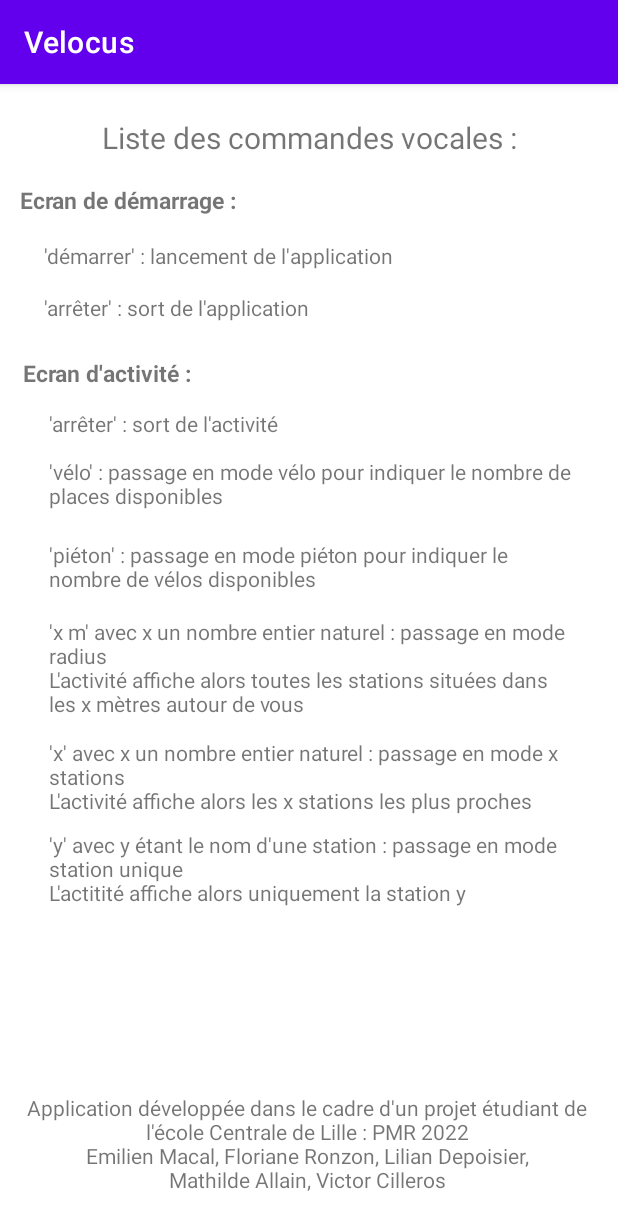
After one commit to VictorCilleros/PMR_Velocus, an Android app: the Settings screen opened directly, with no data from a screen before it, on a phone screen of 412 x 824 dp. The commit adds this screen. Shown: the top 1230 px of the screen. Run offline under Robolectric (Android 15) with nearby library versions, the phone set to English and light mode, and no system bars; network calls fail.

Commit message:
écran d'acceuil + aide commande vocale

```diff
--- /dev/null
+++ b/app/src/main/java/com/velocus/Settings.kt
@@ -0,0 +1,11 @@
+package com.velocus
+
+import androidx.appcompat.app.AppCompatActivity
+import android.os.Bundle
+
+class Settings : AppCompatActivity() {
+    override fun onCreate(savedInstanceState: Bundle?) {
+        super.onCreate(savedInstanceState)
+        setContentView(R.layout.activity_settings)
+    }
+}
--- /dev/null
+++ b/app/src/main/res/layout/activity_settings.xml
@@ -0,0 +1,158 @@
+<?xml version="1.0" encoding="utf-8"?>
+<androidx.constraintlayout.widget.ConstraintLayout xmlns:android="http://schemas.android.com/apk/res/android"
+    xmlns:app="http://schemas.android.com/apk/res-auto"
+    xmlns:tools="http://schemas.android.com/tools"
+    android:layout_width="match_parent"
+    android:layout_height="match_parent"
+    tools:context=".Settings">
+
+    <TextView
+        android:id="@+id/t"
+        android:layout_width="wrap_content"
+        android:layout_height="wrap_content"
+        android:textSize="20dp"
+        android:text="Liste des commandes vocales :"
+        app:layout_constraintBottom_toBottomOf="parent"
+        app:layout_constraintEnd_toEndOf="parent"
+        app:layout_constraintStart_toStartOf="parent"
+        app:layout_constraintTop_toTopOf="parent"
+        app:layout_constraintVertical_bias="0.03" />
+
+    <TextView
+        android:id="@+id/E"
+        android:layout_width="wrap_content"
+        android:layout_height="wrap_content"
+        android:textSize="15dp"
+        android:textStyle="bold"
+        android:text="Ecran de démarrage :"
+        app:layout_constraintBottom_toBottomOf="parent"
+        app:layout_constraintEnd_toEndOf="parent"
+        app:layout_constraintHorizontal_bias="0.05"
+        app:layout_constraintStart_toStartOf="parent"
+        app:layout_constraintTop_toBottomOf="@+id/t"
+        app:layout_constraintVertical_bias="0.025" />
+
+    <TextView
+        android:id="@+id/textView4"
+        android:layout_width="wrap_content"
+        android:layout_height="wrap_content"
+        android:text="'démarrer' : lancement de l'application"
+        app:layout_constraintBottom_toBottomOf="parent"
+        app:layout_constraintEnd_toEndOf="parent"
+        app:layout_constraintHorizontal_bias="0.164"
+        app:layout_constraintStart_toStartOf="parent"
+        app:layout_constraintTop_toBottomOf="@+id/E"
+        app:layout_constraintVertical_bias="0.025" />
+
+    <TextView
+        android:id="@+id/textView5"
+        android:layout_width="wrap_content"
+        android:layout_height="wrap_content"
+        android:text="'arrêter' : sort de l'application"
+        app:layout_constraintBottom_toBottomOf="parent"
+        app:layout_constraintEnd_toEndOf="parent"
+        app:layout_constraintHorizontal_bias="0.125"
+        app:layout_constraintStart_toStartOf="parent"
+        app:layout_constraintTop_toBottomOf="@+id/textView4"
+        app:layout_constraintVertical_bias="0.025" />
+
+    <TextView
+        android:id="@+id/textView6"
+        android:layout_width="wrap_content"
+        android:layout_height="wrap_content"
+        android:textSize="15dp"
+        android:textStyle="bold"
+        android:text="Ecran d'activité :"
+        app:layout_constraintBottom_toBottomOf="parent"
+        app:layout_constraintEnd_toEndOf="parent"
+        app:layout_constraintHorizontal_bias="0.05"
+        app:layout_constraintStart_toStartOf="parent"
+        app:layout_constraintTop_toBottomOf="@+id/textView5"
+        app:layout_constraintVertical_bias="0.04" />
+
+    <TextView
+        android:id="@+id/textView7"
+        android:layout_width="wrap_content"
+        android:layout_height="wrap_content"
+        android:text="'arrêter' : sort de l'activité"
+        app:layout_constraintBottom_toBottomOf="parent"
+        app:layout_constraintEnd_toEndOf="parent"
+        app:layout_constraintHorizontal_bias="0.125"
+        app:layout_constraintStart_toStartOf="parent"
+        app:layout_constraintTop_toBottomOf="@+id/textView6"
+        app:layout_constraintVertical_bias="0.025" />
+
+    <TextView
+        android:id="@+id/textView8"
+        android:layout_width="350dp"
+        android:layout_height="wrap_content"
+        android:text="'vélo' : passage en mode vélo pour indiquer le nombre de places disponibles"
+        app:layout_constraintBottom_toBottomOf="parent"
+        app:layout_constraintEnd_toEndOf="parent"
+        app:layout_constraintHorizontal_bias="0.524"
+        app:layout_constraintStart_toStartOf="parent"
+        app:layout_constraintTop_toBottomOf="@+id/textView7"
+        app:layout_constraintVertical_bias="0.025" />
+
+    <TextView
+        android:id="@+id/textView9"
+        android:layout_width="350dp"
+        android:layout_height="wrap_content"
+        android:text="'piéton' : passage en mode piéton pour indiquer le nombre de vélos disponibles"
+        app:layout_constraintBottom_toBottomOf="parent"
+        app:layout_constraintEnd_toEndOf="parent"
+        app:layout_constraintHorizontal_bias="0.524"
+        app:layout_constraintStart_toStartOf="parent"
+        app:layout_constraintTop_toBottomOf="@+id/textView8"
+        app:layout_constraintVertical_bias="0.045" />
+
+    <TextView
+        android:id="@+id/textView10"
+        android:layout_width="350dp"
+        android:layout_height="wrap_content"
+        android:text="'x m' avec x un nombre entier naturel : passage en mode radius\nL'activité affiche alors toutes les stations situées dans les x mètres autour de vous"
+        app:layout_constraintBottom_toBottomOf="parent"
+        app:layout_constraintEnd_toEndOf="parent"
+        app:layout_constraintHorizontal_bias="0.524"
+        app:layout_constraintStart_toStartOf="parent"
+        app:layout_constraintTop_toBottomOf="@+id/textView9"
+        app:layout_constraintVertical_bias="0.045" />
+
+    <TextView
+        android:id="@+id/textView11"
+        android:layout_width="350dp"
+        android:layout_height="wrap_content"
+        android:text="'x' avec x un nombre entier naturel : passage en mode x stations\nL'activité affiche alors les x stations les plus proches"
+        app:layout_constraintBottom_toBottomOf="parent"
+        app:layout_constraintEnd_toEndOf="parent"
+        app:layout_constraintHorizontal_bias="0.524"
+        app:layout_constraintStart_toStartOf="parent"
+        app:layout_constraintTop_toBottomOf="@+id/textView10"
+        app:layout_constraintVertical_bias="0.045" />
+
+    <TextView
+        android:id="@+id/textView12"
+        android:layout_width="350dp"
+        android:layout_height="wrap_content"
+        android:text="'y' avec y étant le nom d'une station : passage en mode station unique\nL'actitité affiche alors uniquement la station y"
+        app:layout_constraintBottom_toBottomOf="parent"
+        app:layout_constraintEnd_toEndOf="parent"
+        app:layout_constraintHorizontal_bias="0.524"
+        app:layout_constraintStart_toStartOf="parent"
+        app:layout_constraintTop_toBottomOf="@+id/textView11"
+        app:layout_constraintVertical_bias="0.045" />
+
+    <TextView
+        android:id="@+id/textView13"
+        android:layout_width="match_parent"
+        android:layout_height="wrap_content"
+        android:layout_marginLeft="10dp"
+        android:layout_marginRight="12dp"
+        android:text="Application développée dans le cadre d'un projet étudiant de l'école Centrale de Lille : PMR 2022\nEmilien Macal, Floriane Ronzon, Lilian Depoisier,\nMathilde Allain, Victor Cilleros"
+        android:textAlignment="center"
+        app:layout_constraintBottom_toBottomOf="parent"
+        app:layout_constraintEnd_toEndOf="parent"
+        app:layout_constraintStart_toStartOf="parent"
+        app:layout_constraintTop_toTopOf="parent"
+        app:layout_constraintVertical_bias="0.96" />
+</androidx.constraintlayout.widget.ConstraintLayout>
```
Also changed, not shown: app/src/main/AndroidManifest.xml (+12 -11 lines), app/src/main/java/com/velocus/CameraActivity.kt (+7 -0 lines), app/src/main/java/com/velocus/MainActivity.kt (+11 -13 lines), app/src/main/java/com/velocus/TestGpsActivity.kt (deleted, +0 -53 lines), app/src/main/java/com/velocus/View/TestGpsView.kt (deleted, +0 -150 lines), app/src/main/res/layout/activity_main.xml (+71 -34 lines), app/src/main/res/layout/activity_test_gps.xml (deleted, +0 -9 lines), app/src/main/res/drawable/fondecran.png (added), app/src/main/res/drawable/help.png (added), app/src/main/res/drawable/v.png (added).
